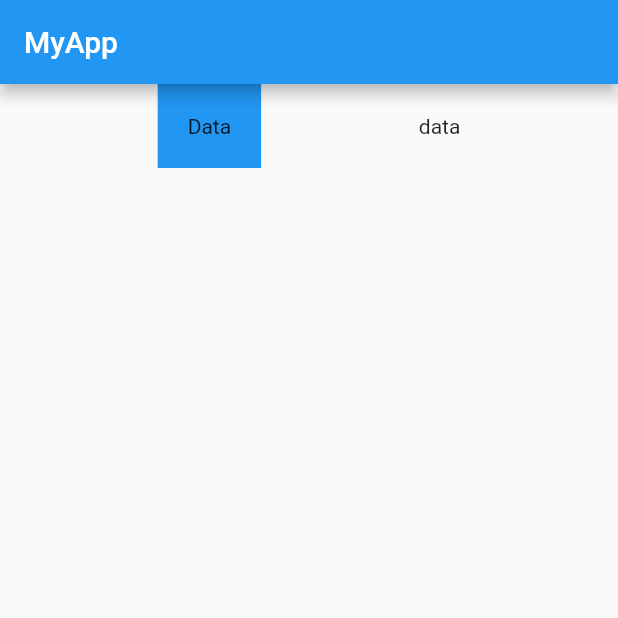
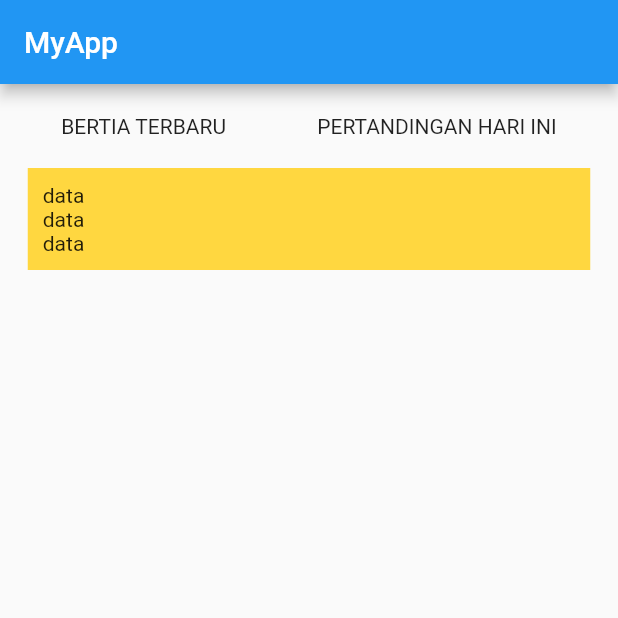
Before and after one commit to sendyjoan/Flutter_Tugas_Praktikum_Bab_2, a Flutter app: the screen it shows after launch, on a phone screen of 412 x 824 dp, the top half of it. Run offline on Flutter 3.47's test engine with Material 2 defaults, Android fonts, the phone set to English and light mode, and no system bars.

Commit message:
Create Container For Timeline News
membuat wadah untuk berita utama

```diff
--- a/lib/main.dart
+++ b/lib/main.dart
@@ -103,14 +103,38 @@ class _MyHomePageState extends State<MyHomePage> {
                       children: <Widget>[
                         Container(
                           padding: EdgeInsets.all(20),
-                          color: Colors.blue,
-                          child: Text('Data'),
+                          child: Text('BERTIA TERBARU'),
                         ),
                       ],
                     ),
                     Column(
-                      children: [
-                        Text("data"),
+                      children: <Widget>[
+                        Container(
+                          padding: EdgeInsets.all(20),
+                          child: Text('PERTANDINGAN HARI INI'),
+                        ),
+                      ],
+                    ),
+                  ],
+                ),
+                Row(
+                  mainAxisAlignment: MainAxisAlignment.spaceEvenly,
+                  children: [
+                    Column(
+                      children: <Widget>[
+                        Container(
+                          color: Colors.amberAccent,
+                          padding: EdgeInsets.all(10),
+                          alignment: Alignment.bottomLeft,
+                          child: Column(
+                            children: [
+                              Text("data"),
+                              Text("data"),
+                              Text("data"),
+                            ],
+                          ),
+                          width: 375,
+                        ),
                       ],
                     ),
                   ],
```
